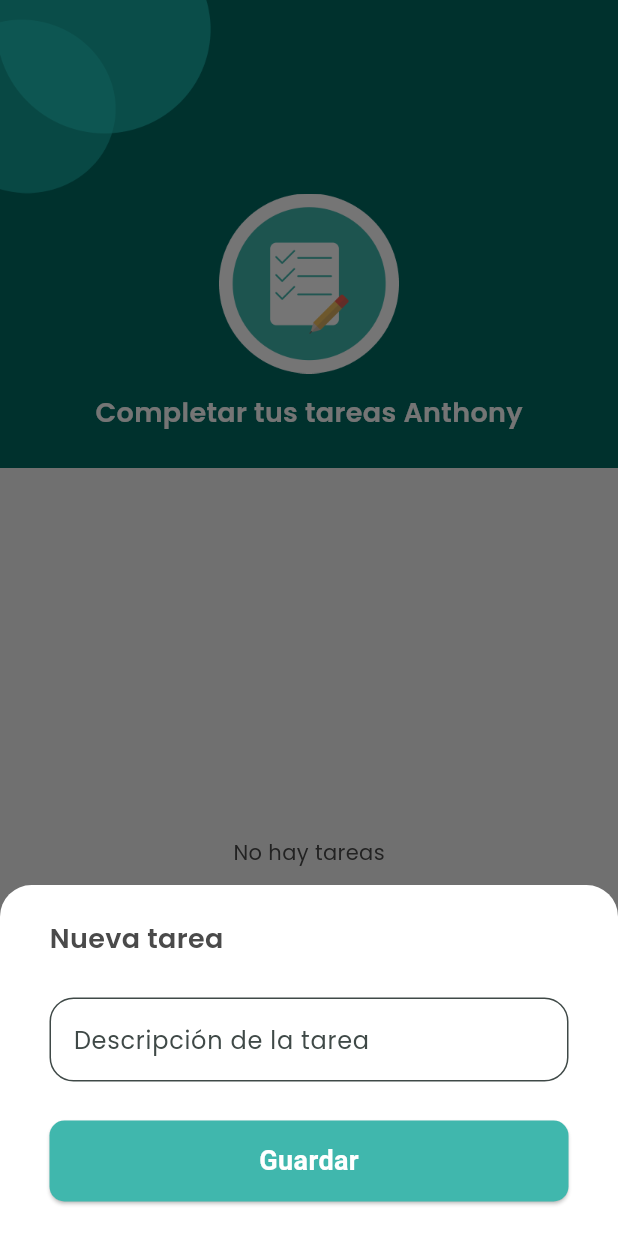
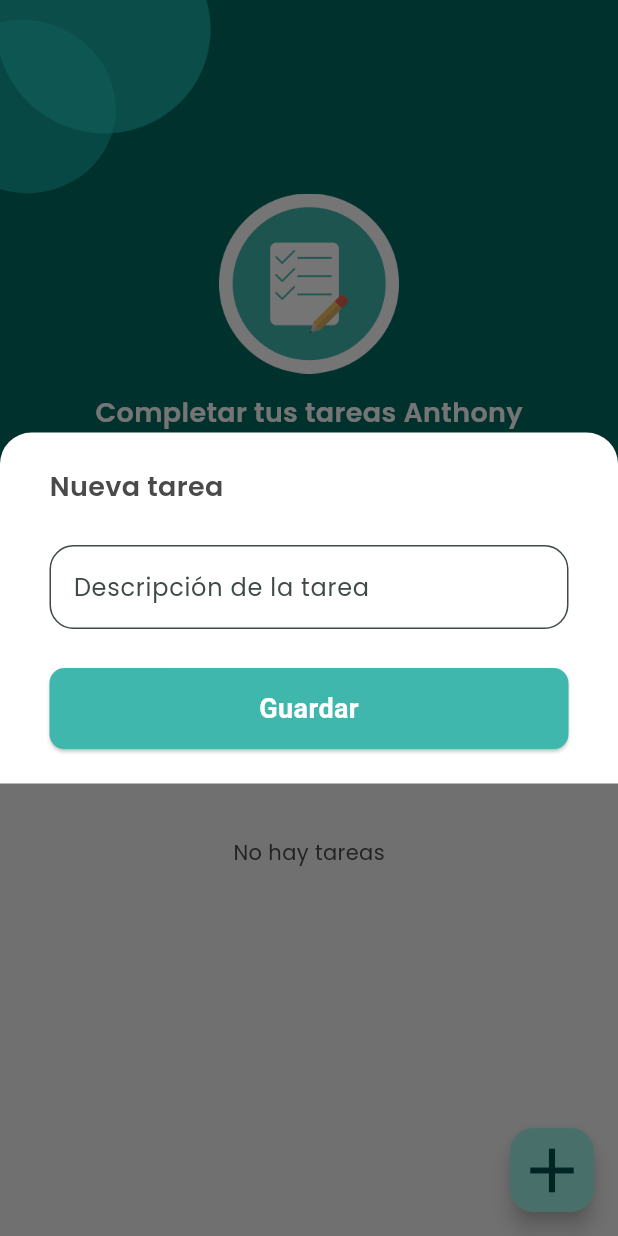
Before and after one commit to thonyzr7/app_task, a Flutter app: the TaskListPage screen opened directly, after a tap on the "add" icon, on a phone screen of 412 x 824 dp. Run offline on Flutter 3.47's test engine with Material 3 defaults, Android fonts, the phone set to English and light mode, and no system bars; our stand-ins replace shared_preferences; accounts and stored records are empty.

Commit message:
segundo commit

```diff
--- a/lib/app/view/task_list/task_list_page.dart
+++ b/lib/app/view/task_list/task_list_page.dart
@@ -86,12 +86,29 @@ class _TaskListPageState extends State<TaskListPage> {
     showModalBottomSheet(
         context: context,
         isScrollControlled: true, //para controlar el fodo del modal
-        builder: (_) => _NewTaskModal(
-              onTaskCreated: (Task task) {
-                taskRepository.addTask(task);
-                setState(() {});
-              },
-            ));
+        backgroundColor: Colors.transparent,
+        builder: (contex) {
+          return DraggableScrollableSheet(
+            initialChildSize: 0.65,
+            minChildSize: 0.3,
+            maxChildSize: 0.9,
+            expand: false,
+            builder: (context, scrollController) => Padding(
+              padding: EdgeInsets.only(
+                bottom: MediaQuery.of(context).viewInsets.bottom,
+              ),
+              child: SingleChildScrollView(
+                controller: scrollController,
+                child: _NewTaskModal(
+                  onTaskCreated: (Task task) {
+                    taskRepository.addTask(task);
+                    setState(() {});
+                  },
+                ),
+              ),
+            ),
+          );
+        });
   }
 
   //funcion para eliminar
```
